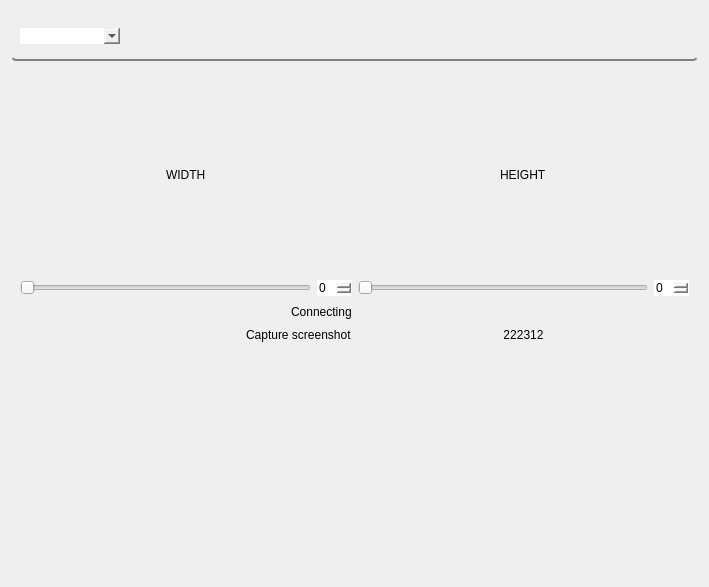
Above: camera_panel/resource/camera_panel.ui from GroupOfRobots/MiniRysRQT before the change. Below: the same form after it.
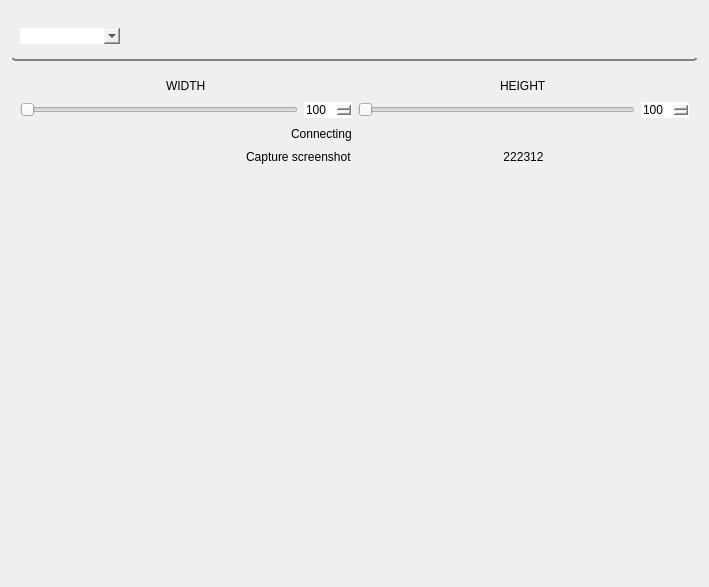
That is the form after the change. Icons and pictures are not drawn.

Commit message: camera poc

What changed in the file:
```diff
--- a/camera_panel/resource/camera_panel.ui
+++ b/camera_panel/resource/camera_panel.ui
@@ -136,6 +136,12 @@
           <layout class="QVBoxLayout" name="verticalLayout_7">
            <item alignment="Qt::AlignHCenter">
             <widget class="QLabel" name="label_2">
+             <property name="maximumSize">
+              <size>
+               <width>16777215</width>
+               <height>20</height>
+              </size>
+             </property>
              <property name="text">
               <string>WIDTH</string>
              </property>
@@ -144,14 +150,27 @@
            <item>
             <layout class="QHBoxLayout" name="horizontalLayout_6">
              <item>
-              <widget class="QSlider" name="horizontalSlider_2">
+              <widget class="QSlider" name="imageWidthSliderUI">
+               <property name="minimum">
+                <number>100</number>
+               </property>
+               <property name="maximum">
+                <number>3280</number>
+               </property>
                <property name="orientation">
                 <enum>Qt::Horizontal</enum>
                </property>
               </widget>
              </item>
              <item>
-              <widget class="QSpinBox" name="spinBox_2"/>
+              <widget class="QSpinBox" name="imageWidthSpinBoxUI">
+               <property name="minimum">
+                <number>100</number>
+               </property>
+               <property name="maximum">
+                <number>3280</number>
+               </property>
+              </widget>
              </item>
             </layout>
            </item>
@@ -161,6 +180,18 @@
           <layout class="QVBoxLayout" name="verticalLayout_8">
            <item alignment="Qt::AlignHCenter">
             <widget class="QLabel" name="label">
+             <property name="minimumSize">
+              <size>
+               <width>0</width>
+               <height>0</height>
+              </size>
+             </property>
+             <property name="maximumSize">
+              <size>
+               <width>16777215</width>
+               <height>20</height>
+              </size>
+             </property>
              <property name="text">
               <string>HEIGHT</string>
              </property>
@@ -169,14 +200,27 @@
            <item>
             <layout class="QHBoxLayout" name="horizontalLayout_5">
              <item>
-              <widget class="QSlider" name="horizontalSlider">
+              <widget class="QSlider" name="imageHeightSliderUI">
+               <property name="minimum">
+                <number>100</number>
+               </property>
+               <property name="maximum">
+                <number>2464</number>
+               </property>
                <property name="orientation">
                 <enum>Qt::Horizontal</enum>
                </property>
               </widget>
              </item>
              <item>
-              <widget class="QSpinBox" name="spinBox"/>
+              <widget class="QSpinBox" name="imageHeightSpinBoxUI">
+               <property name="minimum">
+                <number>100</number>
+               </property>
+               <property name="maximum">
+                <number>3280</number>
+               </property>
+              </widget>
              </item>
             </layout>
            </item>
```
The commit also changes 2 other files.
